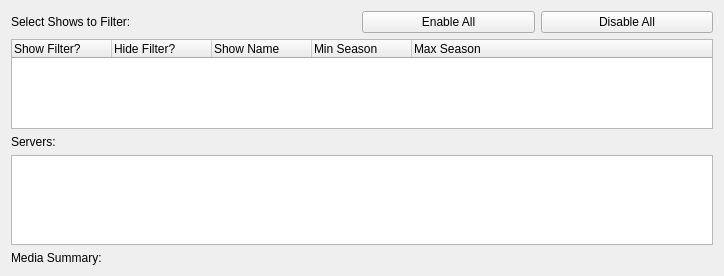
This is UI/MissingEpisodes.ui in towel42-com/EmbySync as Qt 5 draws it before an edit. The edited form follows.
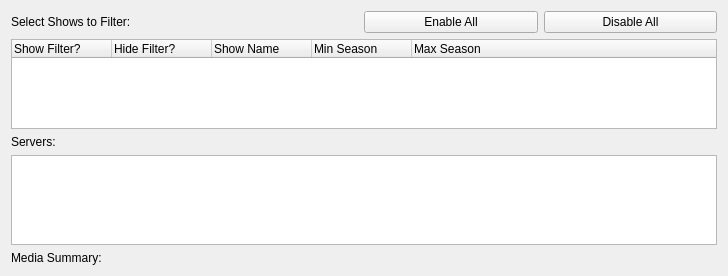
This is the edited form.

What changed in the file:
```diff
--- a/UI/MissingEpisodes.ui
+++ b/UI/MissingEpisodes.ui
@@ -6,7 +6,7 @@
    <rect>
     <x>0</x>
     <y>0</y>
-    <width>724</width>
+    <width>728</width>
     <height>276</height>
    </rect>
   </property>
```
Left out of the diff: 2 changed lines with no effect on the pictures.
